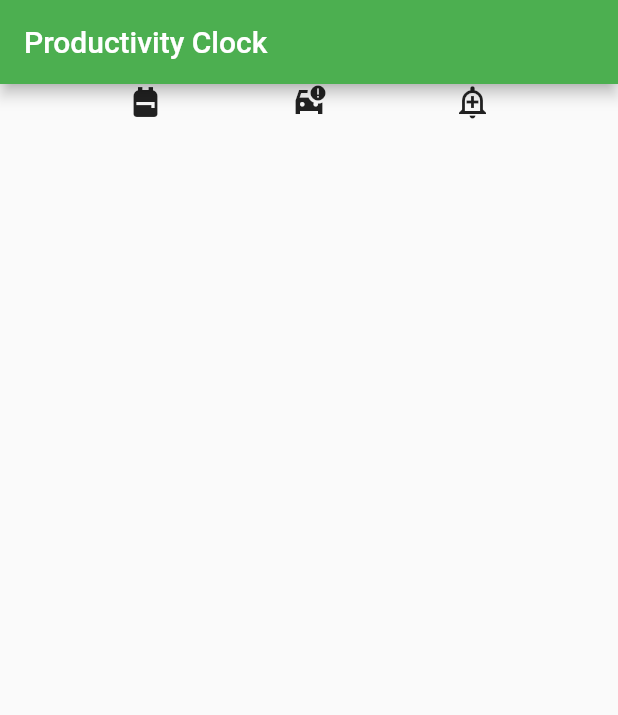
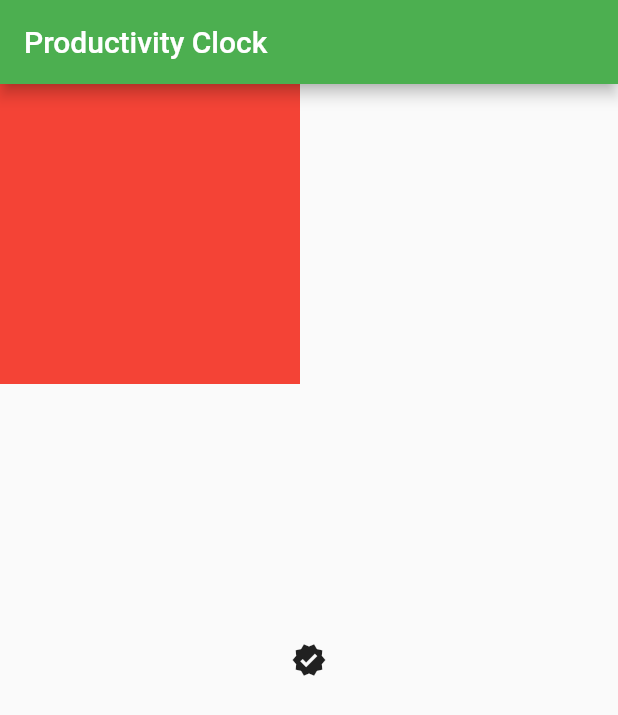
Before and after one commit to shasan11/flutter_tuts, a Flutter app: the screen it shows after launch, on a phone screen of 412 x 824 dp. Shown: the top 715 px of the screen. Run offline on Flutter 3.47's test engine with Material 2 defaults, Android fonts, the light colour scheme and no system bars.

Commit message:
This is commit

```diff
--- a/lib/main.dart
+++ b/lib/main.dart
@@ -15,14 +15,19 @@ class MainApp extends StatelessWidget {
         backgroundColor: Colors.green,
         title: const Text("Productivity Clock"),
       ),
-      body: Row(
-        mainAxisAlignment: MainAxisAlignment.spaceEvenly,
-        crossAxisAlignment: CrossAxisAlignment
-            .end, //You can use expanded and inside provide flex vlaue
-        children: const [
-          Icon(Icons.backpack),
-          Icon(Icons.car_crash_sharp),
-          Icon(Icons.add_alert_outlined)
+      body: Stack(
+        children: [
+          Container(
+            color: Colors.red,
+            width: 200,
+            height: 200,
+          ),
+          Align(
+            //insted u can also use positon and provide top and left value
+            child: Icon(Icons
+                .verified), //align code is at bottom so its at first layer,
+            alignment: Alignment.center,
+          )
         ],
       ),
     ));
```
